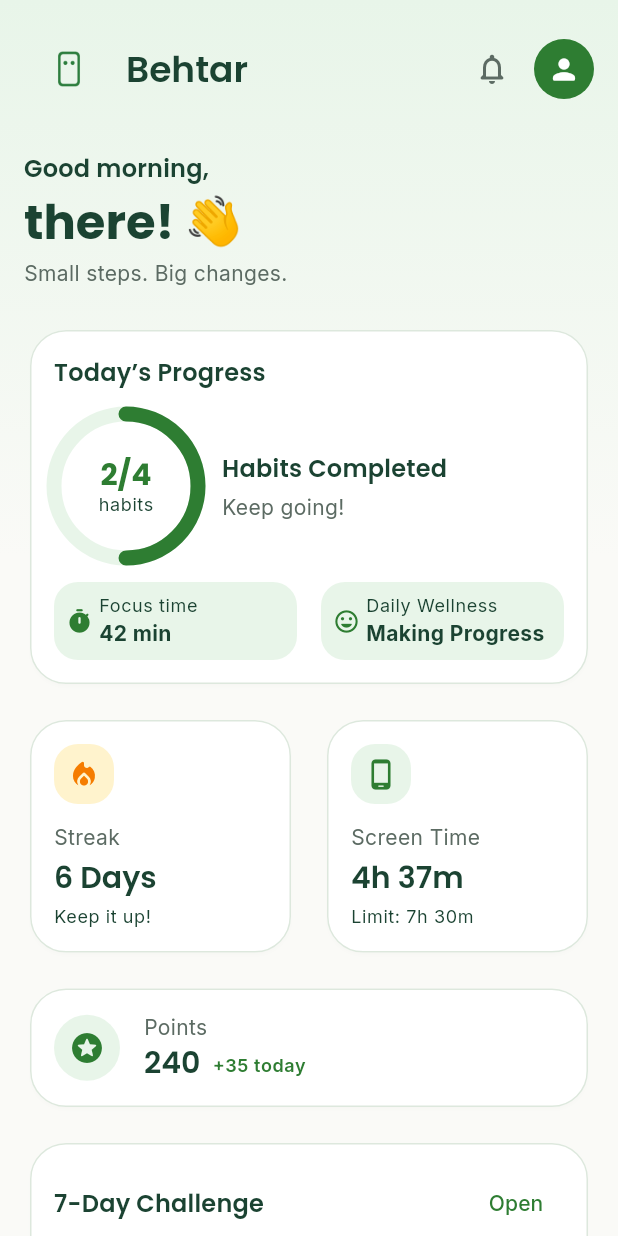
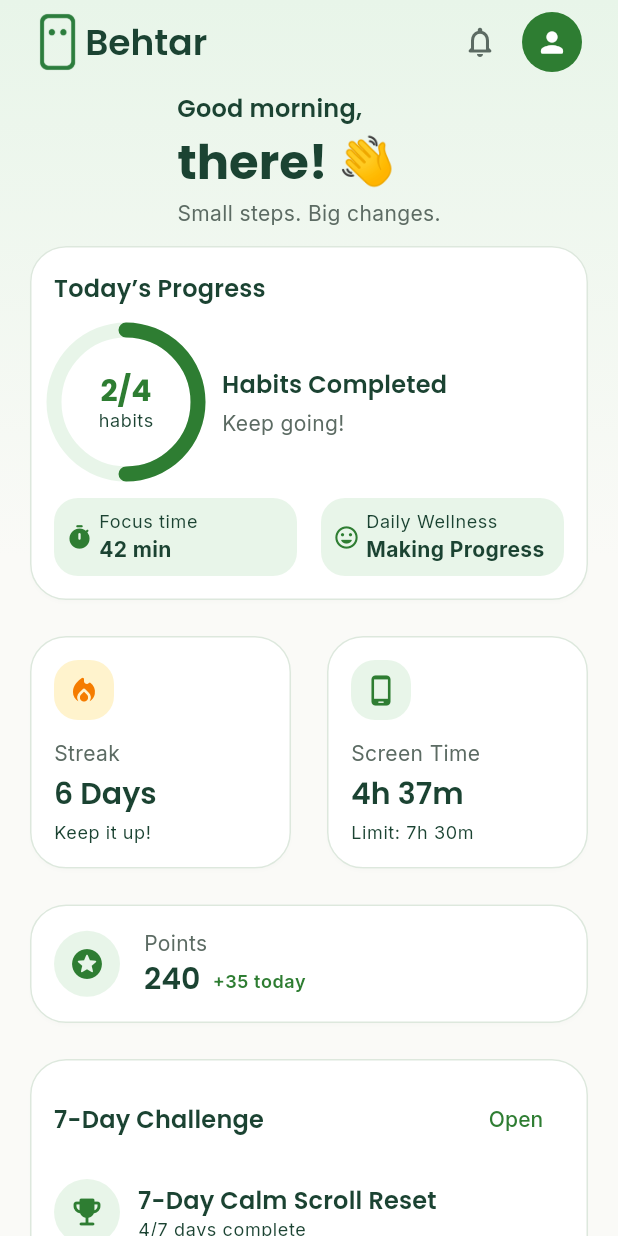
Before and after one commit to hassanmehmood2511/digital-wellbeing-app, a Flutter app: the HomeDashboardScreen screen opened directly, on a phone screen of 412 x 824 dp. Run offline on Flutter 3.47's test engine with Material 3 defaults, Android fonts, the phone set to English and light mode, and no system bars; our stand-ins replace country_picker, font_awesome_flutter, google_fonts.

Commit message:
Improve overall home dashboard UI and layout

```diff
--- a/lib/features/home/home_dashboard_screen.dart
+++ b/lib/features/home/home_dashboard_screen.dart
@@ -213,15 +213,28 @@
             child: ListView(
               padding: const EdgeInsets.fromLTRB(
                 BehtarSpacing.base,
-                BehtarSpacing.base,
+                BehtarSpacing.xs,
                 BehtarSpacing.base,
                 BehtarSpacing.xl,
               ),
               children: [
+                // Slightly narrower, centered header/greeting band; the cards
+                // below keep the list's original full-width padding.
+                Padding(
+                  padding: const EdgeInsets.symmetric(
+                    horizontal: BehtarSpacing.sm,
+                  ),
+                  child: Column(
+                    children: [
                       _buildHeader(context),
-                const SizedBox(height: BehtarSpacing.lg),
+                      const SizedBox(height: BehtarSpacing.sm),
                       _buildGreeting(context),
-                const SizedBox(height: BehtarSpacing.lg),
+                      // Equal space above and below centers the greeting
+                      // group vertically within the header/greeting section.
+                      const SizedBox(height: BehtarSpacing.sm),
+                    ],
+                  ),
+                ),
                 if (_scenario == DashboardScenario.loading)
                   _buildLoadingState()
                 else if (_scenario == DashboardScenario.error)
@@ -243,13 +256,23 @@
     final initials = _initials(fullName);
 
     return Row(
+      crossAxisAlignment: CrossAxisAlignment.center,
       children: [
-        Image.asset(
+        // The logo PNG carries wide transparent padding; clip to its central
+        // mark so the icon and wordmark read as one cohesive brand lockup.
+        ClipRect(
+          child: Align(
+            alignment: Alignment.center,
+            widthFactor: 0.30,
+            heightFactor: 0.45,
+            child: Image.asset(
               'assets/images/Behtar-Logo.png',
-          height: 60,
+              height: 96,
               fit: BoxFit.contain,
             ),
-        const SizedBox(width: BehtarSpacing.sm),
+          ),
+        ),
+        const SizedBox(width: BehtarSpacing.xs),
         Expanded(
           child: Text(
             'Behtar',
@@ -318,15 +341,29 @@
   Widget _buildGreeting(BuildContext context) {
     final theme = Theme.of(context);
 
-    return Column(
+    return Center(
+      child: Column(
         crossAxisAlignment: CrossAxisAlignment.start,
         children: [
-        Text('${_greetingForTime()},', style: theme.textTheme.titleMedium),
+          Text(
+            '${_greetingForTime()},',
+            textAlign: TextAlign.start,
+            style: theme.textTheme.titleMedium,
+          ),
           const SizedBox(height: BehtarSpacing.xs),
-        Text('${_firstName()}! 👋', style: theme.textTheme.headlineLarge),
+          Text(
+            '${_firstName()}! 👋',
+            textAlign: TextAlign.start,
+            style: theme.textTheme.headlineLarge,
+          ),
           const SizedBox(height: BehtarSpacing.xs),
-        Text('Small steps. Big changes.', style: theme.textTheme.bodyMedium),
+          Text(
+            'Small steps. Big changes.',
+            textAlign: TextAlign.start,
+            style: theme.textTheme.bodyMedium,
+          ),
         ],
+      ),
     );
   }
 
```
Lines whose indentation alone changed are shown as unchanged.
